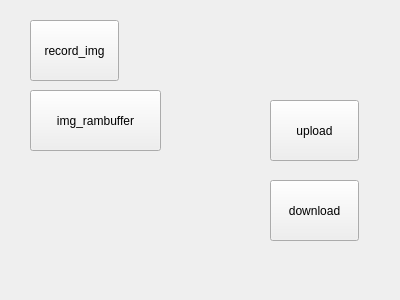
Qt form SmartCabinet/FingerPrint/fingerprint.ui (birdman1992/SmartCabinet) before a commit.
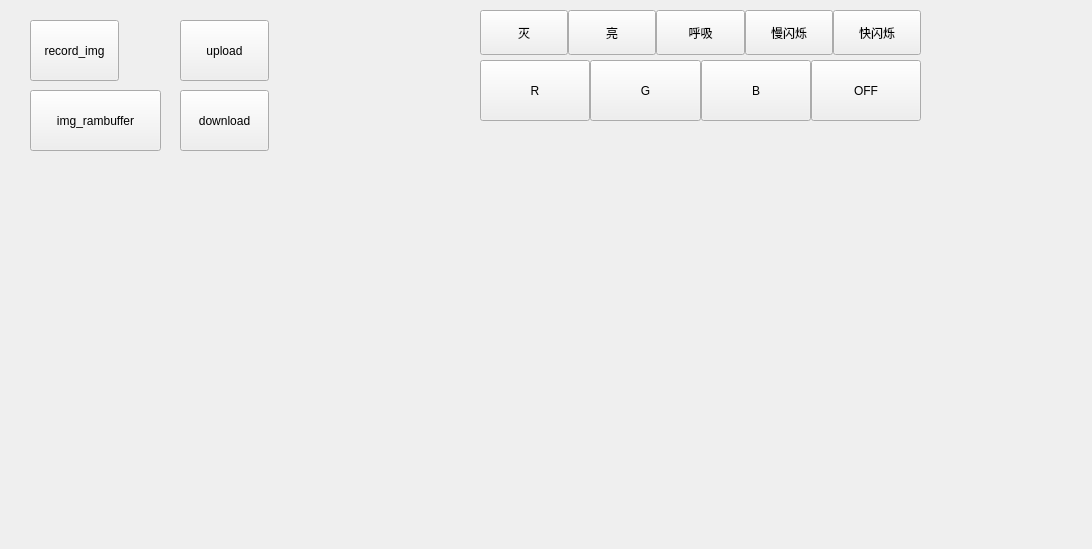
The same form after that commit.

```diff
--- a/SmartCabinet/FingerPrint/fingerprint.ui
+++ b/SmartCabinet/FingerPrint/fingerprint.ui
@@ -6,8 +6,8 @@
    <rect>
     <x>0</x>
     <y>0</y>
-    <width>400</width>
-    <height>300</height>
+    <width>1092</width>
+    <height>549</height>
    </rect>
   </property>
   <property name="windowTitle">
@@ -29,8 +29,8 @@
   <widget class="QPushButton" name="test_upload">
    <property name="geometry">
     <rect>
-     <x>270</x>
-     <y>100</y>
+     <x>180</x>
+     <y>20</y>
      <width>89</width>
      <height>61</height>
     </rect>
@@ -42,8 +42,8 @@
   <widget class="QPushButton" name="test_download">
    <property name="geometry">
     <rect>
-     <x>270</x>
-     <y>180</y>
+     <x>180</x>
+     <y>90</y>
      <width>89</width>
      <height>61</height>
     </rect>
@@ -65,6 +65,237 @@
     <string>record_img</string>
    </property>
   </widget>
+  <widget class="QFrame" name="frame">
+   <property name="geometry">
+    <rect>
+     <x>480</x>
+     <y>10</y>
+     <width>441</width>
+     <height>45</height>
+    </rect>
+   </property>
+   <property name="frameShape">
+    <enum>QFrame::NoFrame</enum>
+   </property>
+   <property name="frameShadow">
+    <enum>QFrame::Raised</enum>
+   </property>
+   <layout class="QHBoxLayout" name="horizontalLayout">
+    <property name="spacing">
+     <number>0</number>
+    </property>
+    <property name="leftMargin">
+     <number>0</number>
+    </property>
+    <property name="topMargin">
+     <number>0</number>
+    </property>
+    <property name="rightMargin">
+     <number>0</number>
+    </property>
+    <property name="bottomMargin">
+     <number>0</number>
+    </property>
+    <item>
+     <widget class="QPushButton" name="led_state_1">
+      <property name="sizePolicy">
+       <sizepolicy hsizetype="Preferred" vsizetype="Preferred">
+        <horstretch>0</horstretch>
+        <verstretch>0</verstretch>
+       </sizepolicy>
+      </property>
+      <property name="text">
+       <string>灭</string>
+      </property>
+      <property name="checkable">
+       <bool>true</bool>
+      </property>
+      <property name="autoExclusive">
+       <bool>true</bool>
+      </property>
+     </widget>
+    </item>
+    <item>
+     <widget class="QPushButton" name="led_state_2">
+      <property name="sizePolicy">
+       <sizepolicy hsizetype="Preferred" vsizetype="Preferred">
+        <horstretch>0</horstretch>
+        <verstretch>0</verstretch>
+       </sizepolicy>
+      </property>
+      <property name="text">
+       <string>亮</string>
+      </property>
+      <property name="checkable">
+       <bool>true</bool>
+      </property>
+      <property name="autoExclusive">
+       <bool>true</bool>
+      </property>
+     </widget>
+    </item>
+    <item>
+     <widget class="QPushButton" name="led_state_3">
+      <property name="sizePolicy">
+       <sizepolicy hsizetype="Preferred" vsizetype="Preferred">
+        <horstretch>0</horstretch>
+        <verstretch>0</verstretch>
+       </sizepolicy>
+      </property>
+      <property name="text">
+       <string>呼吸</string>
+      </property>
+      <property name="checkable">
+       <bool>true</bool>
+      </property>
+      <property name="autoExclusive">
+       <bool>true</bool>
+      </property>
+     </widget>
+    </item>
+    <item>
+     <widget class="QPushButton" name="led_state_4">
+      <property name="sizePolicy">
+       <sizepolicy hsizetype="Preferred" vsizetype="Preferred">
+        <horstretch>0</horstretch>
+        <verstretch>0</verstretch>
+       </sizepolicy>
+      </property>
+      <property name="text">
+       <string>慢闪烁</string>
+      </property>
+      <property name="checkable">
+       <bool>true</bool>
+      </property>
+      <property name="autoExclusive">
+       <bool>true</bool>
+      </property>
+     </widget>
+    </item>
+    <item>
+     <widget class="QPushButton" name="led_state_5">
+      <property name="sizePolicy">
+       <sizepolicy hsizetype="Preferred" vsizetype="Preferred">
+        <horstretch>0</horstretch>
+        <verstretch>0</verstretch>
+       </sizepolicy>
+      </property>
+      <property name="text">
+       <string>快闪烁</string>
+      </property>
+      <property name="checkable">
+       <bool>true</bool>
+      </property>
+      <property name="autoExclusive">
+       <bool>true</bool>
+      </property>
+     </widget>
+    </item>
+   </layout>
+  </widget>
+  <widget class="QFrame" name="frame_2">
+   <property name="geometry">
+    <rect>
+     <x>480</x>
+     <y>60</y>
+     <width>441</width>
+     <height>61</height>
+    </rect>
+   </property>
+   <property name="frameShape">
+    <enum>QFrame::NoFrame</enum>
+   </property>
+   <property name="frameShadow">
+    <enum>QFrame::Raised</enum>
+   </property>
+   <layout class="QHBoxLayout" name="horizontalLayout_2">
+    <property name="spacing">
+     <number>0</number>
+    </property>
+    <property name="leftMargin">
+     <number>0</number>
+    </property>
+    <property name="topMargin">
+     <number>0</number>
+    </property>
+    <property name="rightMargin">
+     <number>0</number>
+    </property>
+    <property name="bottomMargin">
+     <number>0</number>
+    </property>
+    <item>
+     <widget class="QPushButton" name="led_r">
+      <property name="sizePolicy">
+       <sizepolicy hsizetype="Preferred" vsizetype="Preferred">
+        <horstretch>0</horstretch>
+        <verstretch>0</verstretch>
+       </sizepolicy>
+      </property>
+      <property name="text">
+       <string>R</string>
+      </property>
+      <property name="checkable">
+       <bool>true</bool>
+      </property>
+      <property name="autoExclusive">
+       <bool>true</bool>
+      </property>
+     </widget>
+    </item>
+    <item>
+     <widget class="QPushButton" name="led_g">
+      <property name="sizePolicy">
+       <sizepolicy hsizetype="Preferred" vsizetype="Preferred">
+        <horstretch>0</horstretch>
+        <verstretch>0</verstretch>
+       </sizepolicy>
+      </property>
+      <property name="text">
+       <string>G</string>
+      </property>
+      <property name="checkable">
+       <bool>true</bool>
+      </property>
+      <property name="autoExclusive">
+       <bool>true</bool>
+      </property>
+     </widget>
+    </item>
+    <item>
+     <widget class="QPushButton" name="led_b">
+      <property name="sizePolicy">
+       <sizepolicy hsizetype="Preferred" vsizetype="Preferred">
+        <horstretch>0</horstretch>
+        <verstretch>0</verstretch>
+       </sizepolicy>
+      </property>
+      <property name="text">
+       <string>B</string>
+      </property>
+      <property name="checkable">
+       <bool>true</bool>
+      </property>
+      <property name="autoExclusive">
+       <bool>true</bool>
+      </property>
+     </widget>
+    </item>
+    <item>
+     <widget class="QPushButton" name="led_off">
+      <property name="sizePolicy">
+       <sizepolicy hsizetype="Preferred" vsizetype="Preferred">
+        <horstretch>0</horstretch>
+        <verstretch>0</verstretch>
+       </sizepolicy>
+      </property>
+      <property name="text">
+       <string>OFF</string>
+      </property>
+     </widget>
+    </item>
+   </layout>
+  </widget>
  </widget>
  <layoutdefault spacing="6" margin="11"/>
  <resources/>
```
